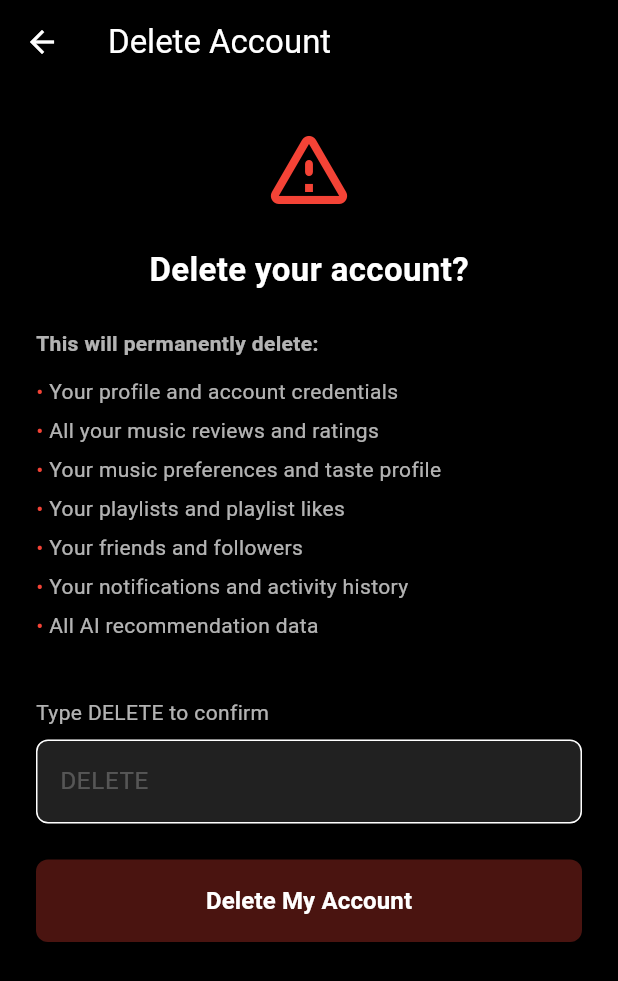
After one commit to rhenry7/jukebox, a Flutter app: the DeleteAccountScreen screen opened directly, on a phone screen of 412 x 824 dp. The commit adds this screen. Shown: the top 981 px of the screen. Run offline on Flutter 3.47's test engine with Material 3 defaults, Android fonts, the phone set to English and light mode, and no system bars; our stand-ins replace cached_network_image, cloud_firestore, firebase_auth, firebase_core, fl_chart, flutter_animate and 8 more; missing offline and left inert: spotify; accounts and stored records are empty.

Commit message:
add delete account feature

```diff
--- /dev/null
+++ b/lib/services/account_deletion_service.dart
@@ -0,0 +1,127 @@
+import 'package:cloud_firestore/cloud_firestore.dart';
+import 'package:firebase_auth/firebase_auth.dart';
+import 'package:flutter/foundation.dart';
+
+/// Permanently deletes all data associated with the current user
+/// and removes their Firebase Auth account.
+class AccountDeletionService {
+  final FirebaseFirestore _db = FirebaseFirestore.instance;
+  final FirebaseAuth _auth = FirebaseAuth.instance;
+
+  /// Subcollections nested directly under users/{userId}
+  static const List<String> _userSubcollections = [
+    'reviews',
+    'musicPreferences',
+    'notifications',
+    'friends',
+    'following',
+    'followers',
+    'signals',
+    'recommendationOutcomes',
+    'reviewAnalysis',
+    'musicProfile',
+    'playlist_interactions',
+  ];
+
+  /// Deletes all user data from Firestore and removes the Auth account.
+  /// Throws an exception if anything fails.
+  Future<void> deleteAccount() async {
+    final user = _auth.currentUser;
+    if (user == null) throw Exception('No signed-in user found.');
+
+    final userId = user.uid;
+
+    // 1. Delete all subcollections under users/{userId}
+    for (final subcollection in _userSubcollections) {
+      await _deleteCollection(
+        _db.collection('users').doc(userId).collection(subcollection),
+      );
+    }
+
+    // 2. Delete playlists owned by this user
+    await _deleteWhere('playlists', 'userId', userId);
+
+    // 3. Delete userLikedPlaylists/{userId} document
+    await _db.collection('userLikedPlaylists').doc(userId).delete();
+
+    // 4. Remove this user's like entry from every playlist they liked
+    //    (query the liked playlist IDs from userLikedPlaylists before deleting)
+    await _deletePlaylistLikeEntries(userId);
+
+    // 5. Delete the top-level users/{userId} document
+    await _db.collection('users').doc(userId).delete();
+
+    // 6. Delete the Firebase Auth account (must be last)
+    await user.delete();
+  }
+
+  /// Deletes all documents in a collection reference in batches of 400.
+  Future<void> _deleteCollection(CollectionReference ref) async {
+    const batchSize = 400;
+    QuerySnapshot snapshot;
+
+    do {
+      snapshot = await ref.limit(batchSize).get();
+      if (snapshot.docs.isEmpty) break;
+
+      final batch = _db.batch();
+      for (final doc in snapshot.docs) {
+        batch.delete(doc.reference);
+      }
+      await batch.commit();
+    } while (snapshot.docs.length == batchSize);
+  }
+
+  /// Deletes all documents in a top-level collection where [field] == [value].
+  Future<void> _deleteWhere(
+      String collection, String field, String value) async {
+    const batchSize = 400;
+    QuerySnapshot snapshot;
+
+    do {
+      snapshot = await _db
+          .collection(collection)
+          .where(field, isEqualTo: value)
+          .limit(batchSize)
+          .get();
+
+      if (snapshot.docs.isEmpty) break;
+
+      final batch = _db.batch();
+      for (final doc in snapshot.docs) {
+        batch.delete(doc.reference);
+      }
+      await batch.commit();
+    } while (snapshot.docs.length == batchSize);
+  }
+
+  /// Removes the user's like entry from every playlist they had liked.
+  Future<void> _deletePlaylistLikeEntries(String userId) async {
+    try {
+      final likedDoc =
+          await _db.collection('userLikedPlaylists').doc(userId).get();
+      if (!likedDoc.exists) return;
+
+      final data = likedDoc.data();
+      if (data == null) return;
+
+      // userLikedPlaylists stores playlistId keys as booleans or timestamps
+      final playlistIds = data.keys.toList();
+      if (playlistIds.isEmpty) return;
+
+      final batch = _db.batch();
+      for (final playlistId in playlistIds) {
+        final likeRef = _db
+            .collection('playlistLikes')
+            .doc(playlistId)
+            .collection('likes')
+            .doc(userId);
+        batch.delete(likeRef);
+      }
+      await batch.commit();
+    } catch (e) {
+      // Non-fatal — best effort cleanup of like entries
+      debugPrint('Could not clean up playlist like entries: $e');
+    }
+  }
+}
--- a/lib/ui/screens/Profile/ProfileButton.dart
+++ b/lib/ui/screens/Profile/ProfileButton.dart
@@ -65,7 +65,8 @@ class ProfileButton extends StatelessWidget {
 
   @override
   Widget build(BuildContext context) {
-    final Color useColor = name == 'LogOut' ? Colors.red : Colors.white;
+    final Color useColor =
+        (name == 'LogOut' || name == 'Delete Account') ? Colors.red : Colors.white;
 
     return Padding(
         padding: const EdgeInsets.all(8.0),
--- /dev/null
+++ b/lib/ui/screens/Profile/delete_account_screen.dart
@@ -0,0 +1,273 @@
+import 'package:firebase_auth/firebase_auth.dart';
+import 'package:flutter/material.dart';
+import 'package:flutter_test_project/main.dart';
+import 'package:flutter_test_project/services/account_deletion_service.dart';
+
+class DeleteAccountScreen extends StatefulWidget {
+  const DeleteAccountScreen({super.key});
+
+  @override
+  State<DeleteAccountScreen> createState() => _DeleteAccountScreenState();
+}
+
+class _DeleteAccountScreenState extends State<DeleteAccountScreen> {
+  final TextEditingController _confirmController = TextEditingController();
+  bool _isDeleting = false;
+  bool get _confirmEnabled => _confirmController.text.trim() == 'DELETE';
+
+  @override
+  void initState() {
+    super.initState();
+    _confirmController.addListener(() => setState(() {}));
+  }
+
+  @override
+  void dispose() {
+    _confirmController.dispose();
+    super.dispose();
+  }
+
+  Future<void> _handleDelete() async {
+    if (!_confirmEnabled) return;
+
+    final confirmed = await showDialog<bool>(
+      context: context,
+      builder: (ctx) => AlertDialog(
+        backgroundColor: Colors.grey[900],
+        title: const Text(
+          'Final confirmation',
+          style: TextStyle(color: Colors.white),
+        ),
+        content: const Text(
+          'This will permanently delete your account and all associated data. '
+          'This action cannot be undone.',
+          style: TextStyle(color: Colors.white70),
+        ),
+        actions: [
+          TextButton(
+            onPressed: () => Navigator.of(ctx).pop(false),
+            child: const Text('Cancel',
+                style: TextStyle(color: Colors.white70)),
+          ),
+          TextButton(
+            onPressed: () => Navigator.of(ctx).pop(true),
+            child: const Text('Delete Forever',
+                style: TextStyle(color: Colors.red)),
+          ),
+        ],
+      ),
+    );
+
+    if (confirmed != true || !mounted) return;
+
+    setState(() => _isDeleting = true);
+
+    try {
+      await AccountDeletionService().deleteAccount();
+
+      if (!mounted) return;
+      Navigator.of(context).pushAndRemoveUntil(
+        MaterialPageRoute(builder: (_) => const MyApp()),
+        (route) => false,
+      );
+      ScaffoldMessenger.of(context).showSnackBar(
+        const SnackBar(
+          content: Text('Your account has been deleted.'),
+          backgroundColor: Colors.green,
+        ),
+      );
+    } on FirebaseAuthException catch (e) {
+      if (!mounted) return;
+      setState(() => _isDeleting = false);
+
+      // Firebase requires recent sign-in before deleting the account.
+      if (e.code == 'requires-recent-login') {
+        _showReauthPrompt();
+      } else {
+        _showError('Delete failed: ${e.message}');
+      }
+    } catch (e) {
+      if (!mounted) return;
+      setState(() => _isDeleting = false);
+      _showError('Delete failed. Please try again.');
+    }
+  }
+
+  void _showError(String message) {
+    ScaffoldMessenger.of(context).showSnackBar(
+      SnackBar(content: Text(message), backgroundColor: Colors.red),
+    );
+  }
+
+  void _showReauthPrompt() {
+    showDialog(
+      context: context,
+      builder: (ctx) => AlertDialog(
+        backgroundColor: Colors.grey[900],
+        title: const Text('Re-authentication required',
+            style: TextStyle(color: Colors.white)),
+        content: const Text(
+          'For security, please sign out and sign back in before deleting your account.',
+          style: TextStyle(color: Colors.white70),
+        ),
+        actions: [
+          TextButton(
+            onPressed: () => Navigator.of(ctx).pop(),
+            child: const Text('OK', style: TextStyle(color: Colors.white)),
+          ),
+        ],
+      ),
+    );
+  }
+
+  @override
+  Widget build(BuildContext context) {
+    return Scaffold(
+      backgroundColor: Colors.black,
+      appBar: AppBar(
+        backgroundColor: Colors.black,
+        foregroundColor: Colors.white,
+        title: const Text('Delete Account'),
+      ),
+      body: Padding(
+        padding: const EdgeInsets.all(24.0),
+        child: Column(
+          crossAxisAlignment: CrossAxisAlignment.start,
+          children: [
+            // Warning icon + header
+            const Center(
+              child: Icon(Icons.warning_amber_rounded,
+                  color: Colors.red, size: 64),
+            ),
+            const SizedBox(height: 20),
+            const Center(
+              child: Text(
+                'Delete your account?',
+                style: TextStyle(
+                    color: Colors.white,
+                    fontSize: 22,
+                    fontWeight: FontWeight.bold),
+              ),
+            ),
+            const SizedBox(height: 24),
+
+            // What gets deleted
+            _SectionLabel('This will permanently delete:'),
+            const SizedBox(height: 12),
+            ..._deletionItems.map((item) => _BulletItem(item)),
+            const SizedBox(height: 32),
+
+            // Type to confirm
+            const Text(
+              'Type DELETE to confirm',
+              style: TextStyle(color: Colors.white70, fontSize: 14),
+            ),
+            const SizedBox(height: 8),
+            TextField(
+              controller: _confirmController,
+              enabled: !_isDeleting,
+              style: const TextStyle(color: Colors.white),
+              decoration: InputDecoration(
+                hintText: 'DELETE',
+                hintStyle: TextStyle(color: Colors.white24),
+                filled: true,
+                fillColor: Colors.grey[900],
+                border: OutlineInputBorder(
+                  borderRadius: BorderRadius.circular(8),
+                  borderSide: BorderSide(color: Colors.white24),
+                ),
+                focusedBorder: OutlineInputBorder(
+                  borderRadius: BorderRadius.circular(8),
+                  borderSide: const BorderSide(color: Colors.red),
+                ),
+              ),
+            ),
+            const SizedBox(height: 24),
+
+            // Delete button
+            SizedBox(
+              width: double.infinity,
+              child: ElevatedButton(
+                onPressed:
+                    (_confirmEnabled && !_isDeleting) ? _handleDelete : null,
+                style: ElevatedButton.styleFrom(
+                  backgroundColor: Colors.red,
+                  disabledBackgroundColor: Colors.red.withOpacity(0.3),
+                  padding: const EdgeInsets.symmetric(vertical: 16),
+                  shape: RoundedRectangleBorder(
+                    borderRadius: BorderRadius.circular(8),
+                  ),
+                ),
+                child: _isDeleting
+                    ? const SizedBox(
+                        width: 22,
+                        height: 22,
+                        child: CircularProgressIndicator(
+                          strokeWidth: 2,
+                          valueColor:
+                              AlwaysStoppedAnimation<Color>(Colors.white),
+                        ),
+                      )
+                    : const Text(
+                        'Delete My Account',
+                        style: TextStyle(
+                            color: Colors.white,
+                            fontSize: 16,
+                            fontWeight: FontWeight.bold),
+                      ),
+              ),
+            ),
+          ],
+        ),
+      ),
+    );
+  }
+
+  static const List<String> _deletionItems = [
+    'Your profile and account credentials',
+    'All your music reviews and ratings',
+    'Your music preferences and taste profile',
+    'Your playlists and playlist likes',
+    'Your friends and followers',
+    'Your notifications and activity history',
+    'All AI recommendation data',
+  ];
+}
+
+class _SectionLabel extends StatelessWidget {
+  final String text;
+  const _SectionLabel(this.text);
+
+  @override
+  Widget build(BuildContext context) {
+    return Text(text,
+        style: const TextStyle(
+            color: Colors.white70,
+            fontSize: 14,
+            fontWeight: FontWeight.w600));
+  }
+}
+
+class _BulletItem extends StatelessWidget {
+  final String text;
+  const _BulletItem(this.text);
+
+  @override
+  Widget build(BuildContext context) {
+    return Padding(
+      padding: const EdgeInsets.only(bottom: 6),
+      child: Row(
+        crossAxisAlignment: CrossAxisAlignment.start,
+        children: [
+          const Text('• ',
+              style: TextStyle(color: Colors.red, fontSize: 14)),
+          Expanded(
+            child: Text(text,
+                style:
+                    const TextStyle(color: Colors.white70, fontSize: 14)),
+          ),
+        ],
+      ),
+    );
+  }
+}
--- a/lib/ui/screens/Profile/helpers/profileHelpers.dart
+++ b/lib/ui/screens/Profile/helpers/profileHelpers.dart
@@ -5,6 +5,7 @@ import 'package:flutter/material.dart';
 import 'package:flutter_test_project/MusicPreferences/MusicTaste.dart';
 import 'package:flutter_test_project/ui/screens/Profile/ProfileSignIn.dart';
 import 'package:flutter_test_project/ui/screens/Profile/auth/authService.dart';
+import 'package:flutter_test_project/ui/screens/Profile/delete_account_screen.dart';
 import 'package:flutter_test_project/ui/screens/Profile/legal_screen.dart';
 import 'package:flutter_test_project/ui/screens/Profile/notifications_page.dart';
 import 'package:flutter_test_project/ui/screens/Profile/profilePage.dart';
@@ -53,6 +54,8 @@ Widget profileRoute(String route) {
       );
     case 'Legal':
       return const LegalScreen();
+    case 'Delete Account':
+      return const DeleteAccountScreen();
     default:
       if (auth.currentUser != null) {
         debugPrint('user signed in');
```
Also changed, not shown: lib/ui/screens/Profile/profilePage.dart (+20 -0 lines).
